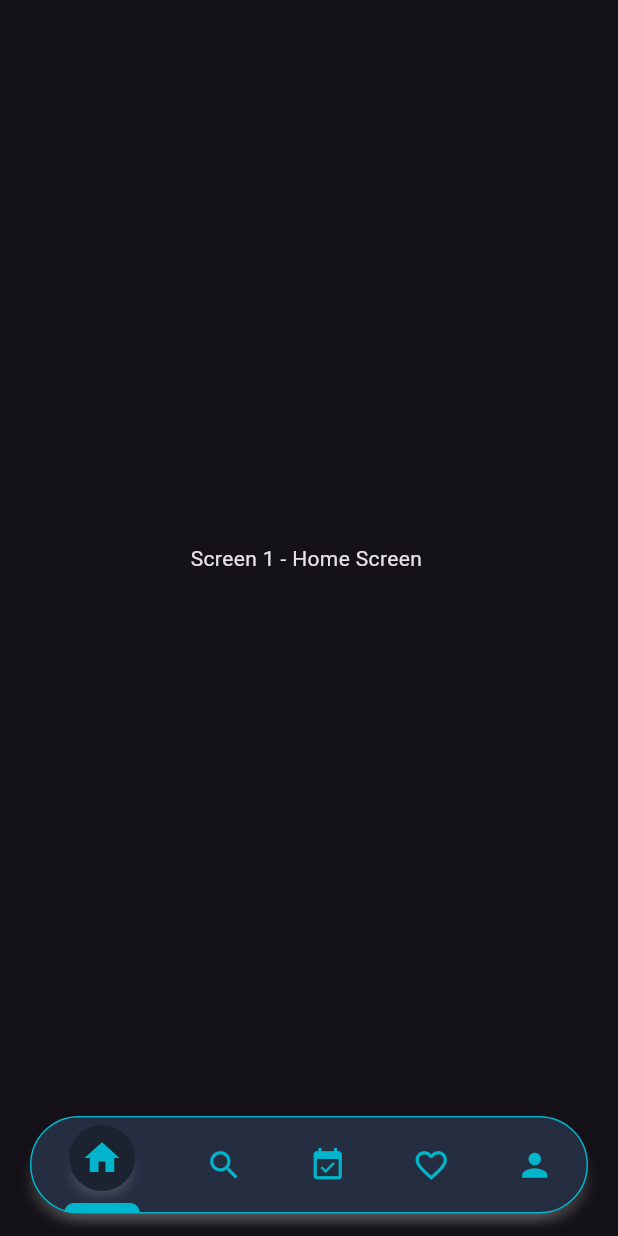
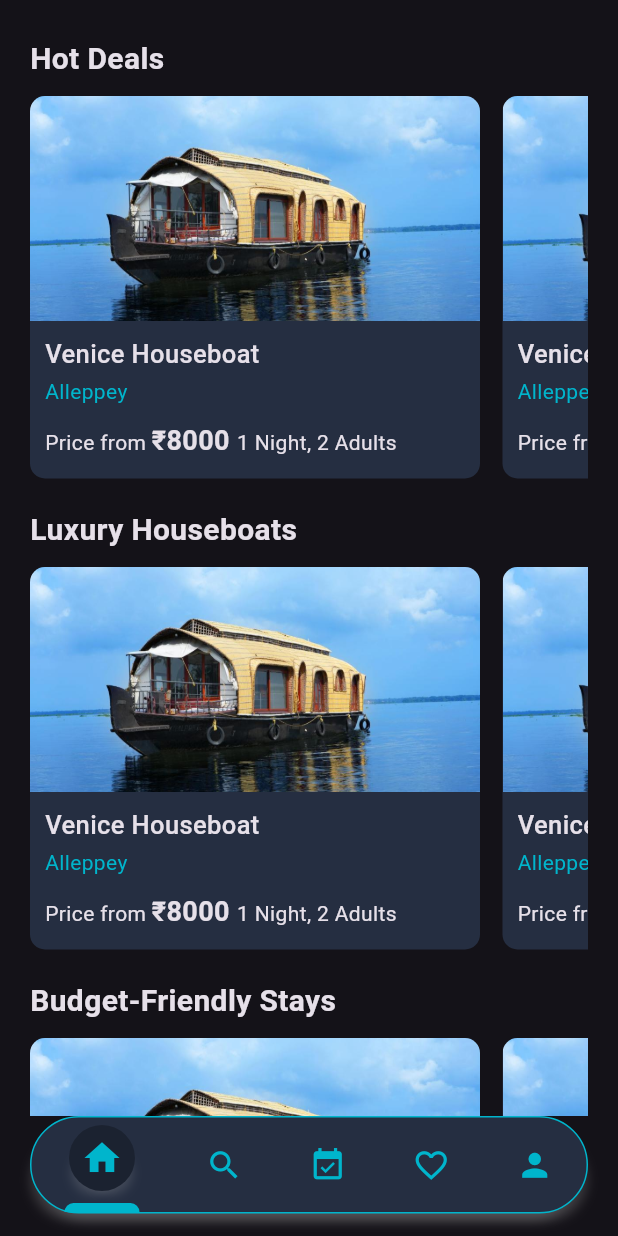
Before and after one commit to AbhinandhanaPU/houseboat_booking_app, a Flutter app: the HomeNavScreen screen opened directly, on a phone screen of 412 x 824 dp. Run offline on Flutter 3.47's test engine with Material 3 defaults, Android fonts, the phone set to English and light mode, and no system bars; our stand-ins replace connectivity_plus, file_picker, flutter_svg, image_picker, intl_phone_field, lottie and 2 more.

Commit message:
home screen sample screen ui

```diff
--- a/lib/app/views/bottom_nav/bottom_nav_screen.dart
+++ b/lib/app/views/bottom_nav/bottom_nav_screen.dart
@@ -1,5 +1,6 @@
 import 'package:flutter/material.dart';
 import 'package:houseboat_booking/app/utils/colors.dart';
+import 'package:houseboat_booking/app/views/bottom_nav/tabs/home/home_screen.dart';
 import 'package:houseboat_booking/app/views/bottom_nav/tabs/profile/profile_screen.dart';
 import 'package:houseboat_booking/app/views/bottom_nav/tabs/search/search_screen.dart';
 
@@ -15,7 +16,7 @@ class _HomeNavScreenState extends State<HomeNavScreen> {
 
   // List of screens corresponding to each navigation item
   List<Widget> tabWidgets = [
-    Center(child: Text('Screen 1 - Home Screen ')),
+    HomeScreen(), // Screen 1 - Home Screen
     SearchScreen(), // Screen 2 - Search Screen
     Center(child: Text('Screen 3 - Booking history Screen')),
     Center(child: Text('Screen 4 - Favorite/cart Screen')),
--- /dev/null
+++ b/lib/app/views/bottom_nav/tabs/home/home_screen.dart
@@ -0,0 +1,120 @@
+import 'package:flutter/material.dart';
+import 'package:houseboat_booking/app/utils/colors.dart';
+
+class HomeScreen extends StatelessWidget {
+  HomeScreen({super.key});
+
+  final List<String> sectionTitles = [
+    'Hot Deals',
+    'Luxury Houseboats',
+    'Budget-Friendly Stays'
+  ];
+
+  @override
+  Widget build(BuildContext context) {
+    return SafeArea(
+      child: Scaffold(
+        body: Padding(
+          padding: const EdgeInsets.only(left: 20, right: 20, top: 25),
+          child: ListView.separated(
+            itemCount: sectionTitles.length,
+            separatorBuilder: (context, index) => const SizedBox(height: 20),
+            itemBuilder: (context, sectionIndex) {
+              return Column(
+                spacing: 10,
+                crossAxisAlignment: CrossAxisAlignment.start,
+                children: [
+                  Text(
+                    sectionTitles[sectionIndex],
+                    style: const TextStyle(
+                      fontSize: 20,
+                      fontWeight: FontWeight.bold,
+                    ),
+                  ),
+                  SizedBox(
+                    height: 255,
+                    child: ListView.separated(
+                      scrollDirection: Axis.horizontal,
+                      itemCount: 3,
+                      separatorBuilder: (context, index) =>
+                          const SizedBox(width: 15),
+                      itemBuilder: (context, index) {
+                        return Container(
+                          width: 300,
+                          decoration: BoxDecoration(
+                            borderRadius: BorderRadius.circular(10),
+                            color: AppColors.backgroundSecondary,
+                          ),
+                          child: Column(
+                            crossAxisAlignment: CrossAxisAlignment.start,
+                            children: [
+                              ClipRRect(
+                                borderRadius: const BorderRadius.vertical(
+                                  top: Radius.circular(10),
+                                ),
+                                child: Image.asset(
+                                  'assets/images/houseboat1.jpg',
+                                  fit: BoxFit.cover,
+                                  width: double.infinity,
+                                  height: 150,
+                                ),
+                              ),
+                              Padding(
+                                padding: const EdgeInsets.all(10),
+                                child: Column(
+                                  crossAxisAlignment: CrossAxisAlignment.start,
+                                  children: [
+                                    const Text(
+                                      'Venice Houseboat',
+                                      style: TextStyle(
+                                          fontSize: 17,
+                                          fontWeight: FontWeight.w500),
+                                    ),
+                                    const SizedBox(height: 3),
+                                    const Text(
+                                      'Alleppey',
+                                      style: TextStyle(
+                                        color: AppColors.lightPrimary,
+                                      ),
+                                    ),
+                                    const SizedBox(height: 10),
+                                    Align(
+                                      alignment: Alignment.centerLeft,
+                                      child: Text.rich(
+                                        TextSpan(
+                                          children: [
+                                            const TextSpan(
+                                              text: "Price from ",
+                                            ),
+                                            TextSpan(
+                                              text: '₹8000 ',
+                                              style: const TextStyle(
+                                                fontSize: 18,
+                                                fontWeight: FontWeight.bold,
+                                              ),
+                                            ),
+                                            const TextSpan(
+                                              text: "1 Night, 2 Adults",
+                                            ),
+                                          ],
+                                        ),
+                                      ),
+                                    ),
+                                  ],
+                                ),
+                              ),
+                            ],
+                          ),
+                        );
+                      },
+                    ),
+                  ),
+                ],
+              );
+            },
+          ),
+        ),
+      ),
+    );
+  }
+}
--- a/pubspec.yaml
+++ b/pubspec.yaml
@@ -71,6 +71,7 @@ flutter:
   assets:
     - assets/animations/
     - assets/icons/
+    - assets/images/
 
   # An image asset can refer to one or more resolution-specific "variants", see
   # https://flutter.dev/to/resolution-aware-images
```
Also changed, not shown: assets/images/houseboat1.jpg (added).
